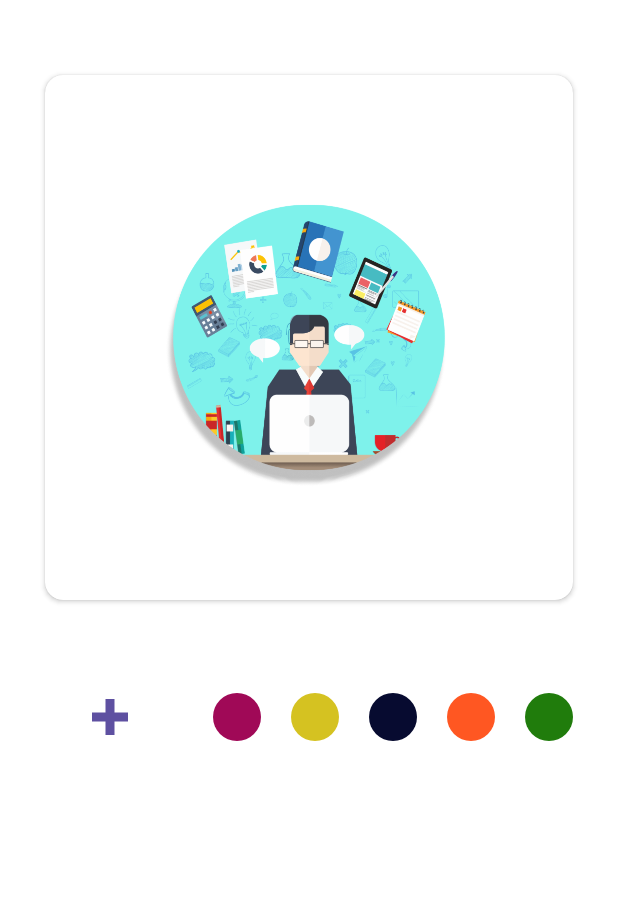
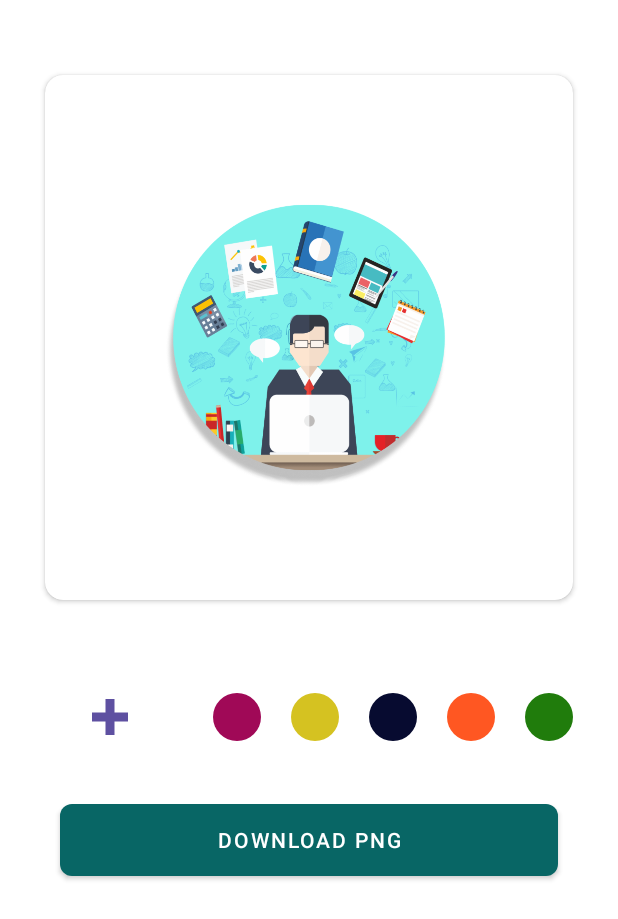
Before and after one commit to ThangamBalasubramaniyan/colourPicker, an Android app: the layout activity_main.xml on its own in the app's theme, with its tools: preview values and no code run, on a phone screen of 412 x 824 dp. Shown: the top 919 px of the screen. Run offline under Robolectric (Android 15) with nearby library versions, the phone set to English and light mode, and no system bars.

Commit message:
fix color picker crash and done file access permission

```diff
--- a/app/src/main/AndroidManifest.xml
+++ b/app/src/main/AndroidManifest.xml
@@ -2,6 +2,9 @@
 <manifest xmlns:android="http://schemas.android.com/apk/res/android"
     xmlns:tools="http://schemas.android.com/tools"
     package="com.firstapp.muvierecktask">
+
+    <uses-permission android:name="android.permission.WRITE_EXTERNAL_STORAGE"
+        tools:ignore="ScopedStorage" />
 
     <application
         android:allowBackup="true"
--- /dev/null
+++ b/app/src/main/res/drawable/round_button.xml
@@ -0,0 +1,6 @@
+<?xml version="1.0" encoding="utf-8"?>
+<shape android:shape="rectangle" xmlns:android="http://schemas.android.com/apk/res/android">
+    <solid android:color="@color/teal_700"/>
+
+    <corners android:radius="8dp"/>
+</shape>
--- a/app/src/main/res/layout/activity_main.xml
+++ b/app/src/main/res/layout/activity_main.xml
@@ -39,6 +39,7 @@
     </androidx.cardview.widget.CardView>
 
     <androidx.constraintlayout.widget.ConstraintLayout
+        android:id="@+id/constraintLayout2"
         android:layout_width="match_parent"
         android:layout_height="wrap_content"
         android:layout_marginStart="30dp"
@@ -112,4 +113,19 @@
             app:layout_constraintTop_toTopOf="parent" />
 
     </androidx.constraintlayout.widget.ConstraintLayout>
+
+    <Button
+        android:id="@+id/button"
+        android:layout_width="match_parent"
+        android:layout_height="wrap_content"
+        android:layout_marginStart="40dp"
+        android:layout_marginTop="30dp"
+        android:layout_marginEnd="40dp"
+        android:background="@drawable/round_button"
+        android:text="Download PNG"
+        app:backgroundTint="@color/teal_700"
+        app:layout_constraintEnd_toEndOf="parent"
+        app:layout_constraintHorizontal_bias="0.0"
+        app:layout_constraintStart_toStartOf="parent"
+        app:layout_constraintTop_toBottomOf="@+id/constraintLayout2" />
 </androidx.constraintlayout.widget.ConstraintLayout>
--- a/app/src/main/res/values/colors.xml
+++ b/app/src/main/res/values/colors.xml
@@ -4,7 +4,7 @@
     <color name="purple_500">#FF6200EE</color>
     <color name="purple_700">#FF3700B3</color>
     <color name="teal_200">#FF03DAC5</color>
-    <color name="teal_700">#FF018786</color>
+    <color name="teal_700">#086665</color>
     <color name="black">#FF000000</color>
     <color name="white">#FFFFFFFF</color>
     <color name="green">#207C0C</color>
```
Also changed, not shown: app/src/main/java/com/firstapp/muvierecktask/MainActivity.kt (+64 -4 lines).
